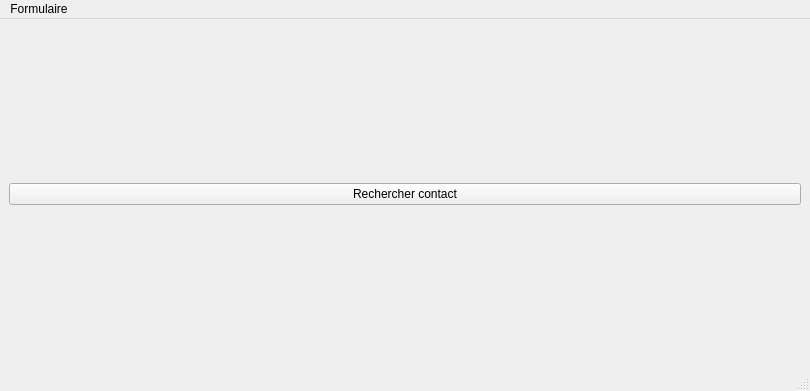
This is Projet/View/mainwindow.ui in KieceDonc/L3_CDAA as Qt 5 draws it before an edit. The edited form follows.
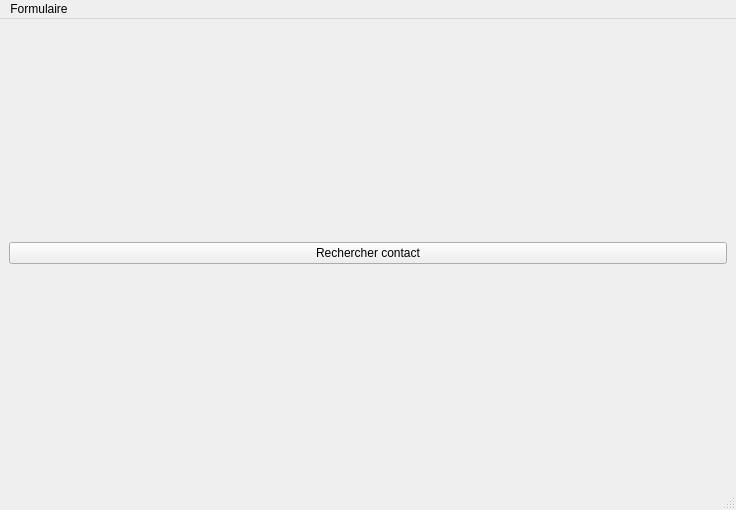
This is the edited form.

```diff
--- a/Projet/View/mainwindow.ui
+++ b/Projet/View/mainwindow.ui
@@ -6,8 +6,8 @@
    <rect>
     <x>0</x>
     <y>0</y>
-    <width>810</width>
-    <height>391</height>
+    <width>736</width>
+    <height>510</height>
    </rect>
   </property>
   <property name="windowTitle">
@@ -32,7 +32,7 @@
     <rect>
      <x>0</x>
      <y>0</y>
-     <width>810</width>
+     <width>736</width>
      <height>22</height>
     </rect>
    </property>
```
